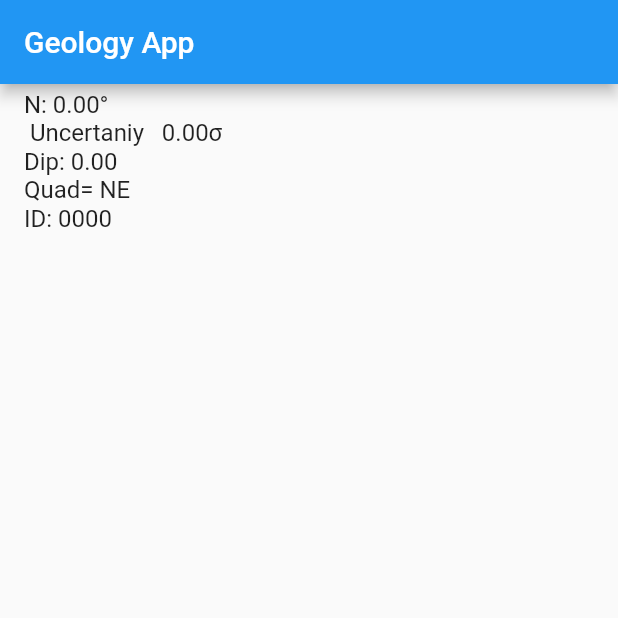
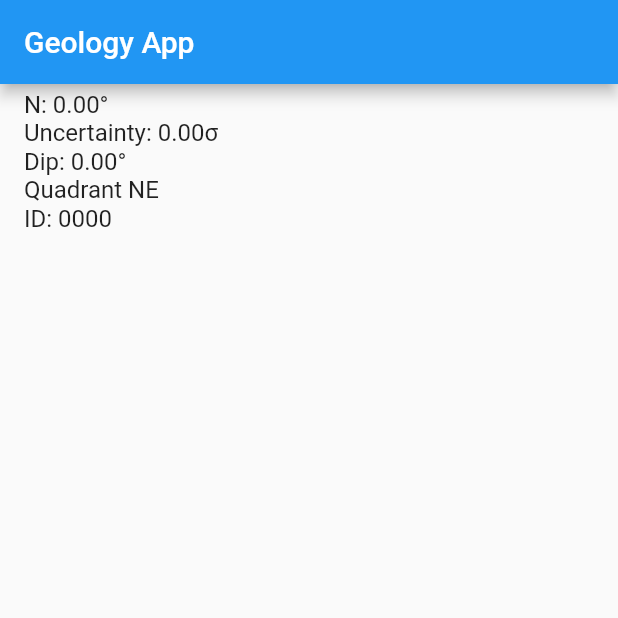
Before and after one commit to atestsoliman/MSU_CSC_596_Strike_and_Dip, a Flutter app: the screen it shows after launch, after a tap on the "search" icon, on a phone screen of 412 x 824 dp, the top half of it. Run offline on Flutter 3.47's test engine with Material 2 defaults, Android fonts, the phone set to English and light mode, and no system bars.

Commit message:
Sept 25th Demo. Changed app label to GeoApp Fixed typos in LogListTile.dart

```diff
--- a/App/flutter_app/lib/LogListTile.dart
+++ b/App/flutter_app/lib/LogListTile.dart
@@ -1,7 +1,6 @@
 import 'package:flutter/material.dart';
 
-
-class LogListTile extends StatelessWidget{
+class LogListTile extends StatelessWidget {
   final double north;
   final double sigma;
   final double dip;
@@ -11,19 +10,26 @@ class LogListTile extends StatelessWidget{
   const LogListTile(this.north, this.sigma, this.dip, this.quadrant, this.id);
 
   _displayQuad(int q) {
-    switch(q) {
-      case 0: return "NE";
-      case 1: return "SE";
-      case 2: return "SW";
-      case 3: return "NW";
+    switch (q) {
+      case 0:
+        return "NE";
+      case 1:
+        return "SE";
+      case 2:
+        return "SW";
+      case 3:
+        return "NW";
     }
   }
+
   @override
   Widget build(BuildContext context) {
-    return ListTile(title: Text('N: ${north.toStringAsFixed(2)}\u00b0 \n Uncertaniy   ${sigma.toStringAsFixed(2)}\u03c3     '
-        '\nDip: ${dip.toStringAsFixed(2)}' '\nQuad= ${_displayQuad(quadrant)}    '
-        '\nID: ${id.toString().padLeft(4, '0')}'));
+    return ListTile(
+        title: Text(
+            'N: ${north.toStringAsFixed(2)}\u00b0'
+            '\nUncertainty: ${sigma.toStringAsFixed(2)}\u03c3'
+            '\nDip: ${dip.toStringAsFixed(2)}\u00b0'
+            '\nQuadrant ${_displayQuad(quadrant)}'
+            '\nID: ${id.toString().padLeft(4, '0')}'));
   }
-
-
 }
```
Also changed, not shown: 1 other file.
